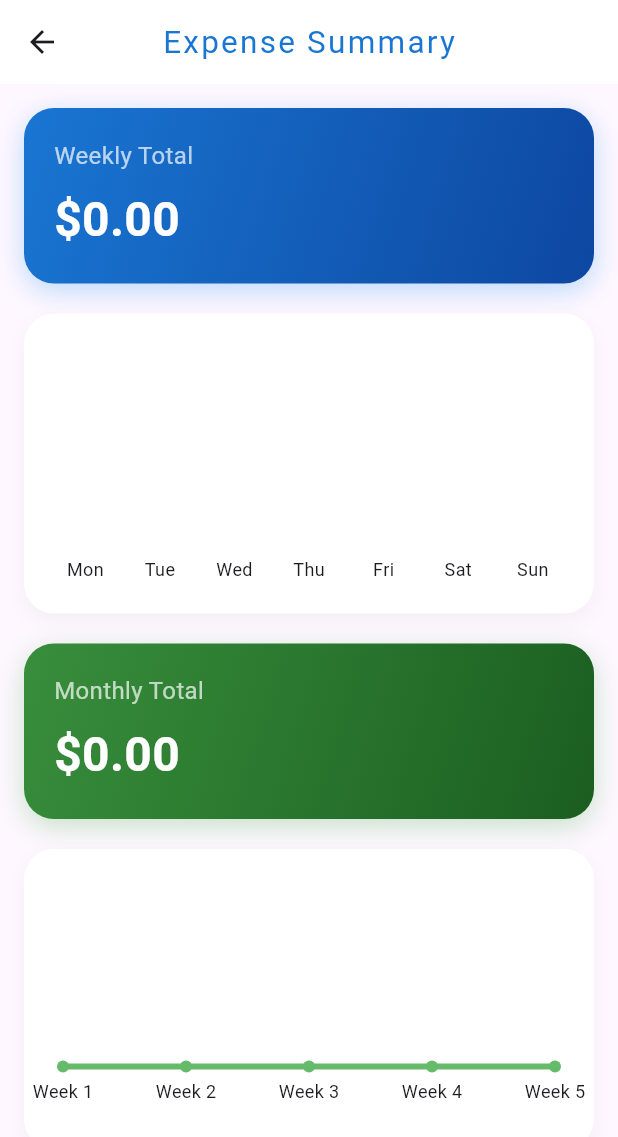
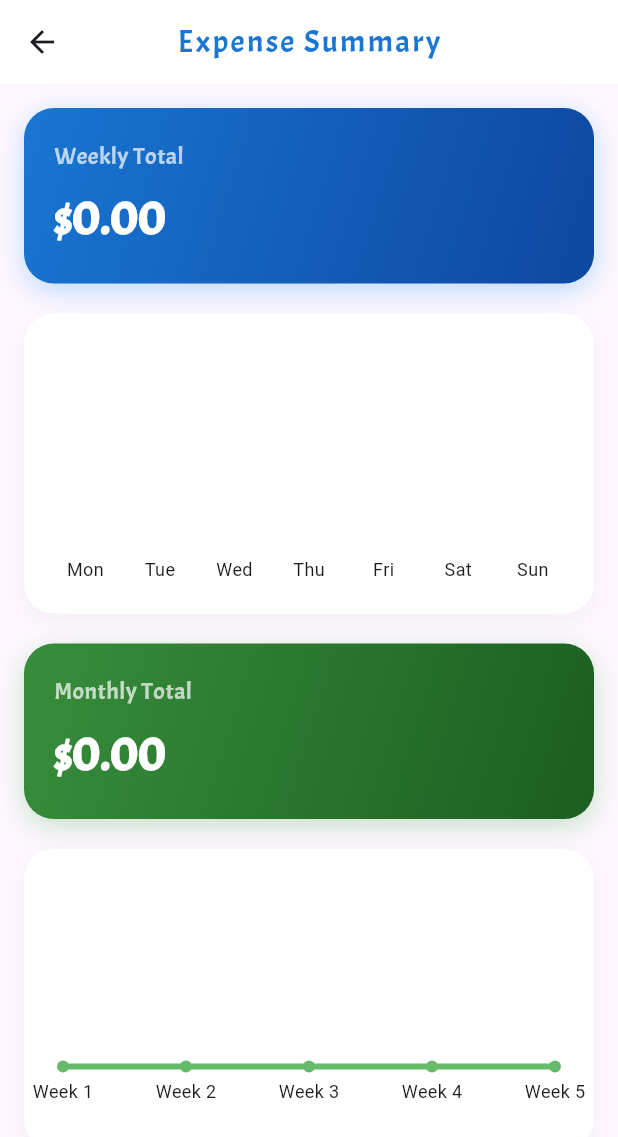
Before and after one commit to 1Muhammed-Shibili/My-Money, a Flutter app: the screen it shows after launch, after a tap on the "bar chart" icon, on a phone screen of 412 x 824 dp. Shown: the top 1137 px of the screen. Run offline on Flutter 3.47's test engine with Material 3 defaults, Android fonts, the phone set to English and light mode, and no system bars; drawn by our look-alikes of fl_chart; our stand-ins replace flutter_local_notifications, get, hive, hive_flutter, permission_handler, timezone; missing offline and left inert: workmanager; accounts and stored records are empty; statements that could not run were skipped.

Commit message:
final push

```diff
--- a/lib/screens/home screen/home_screen.dart
+++ b/lib/screens/home screen/home_screen.dart
@@ -1,6 +1,5 @@
 import 'package:flutter/material.dart';
 import 'package:get/get.dart';
-import 'package:google_fonts/google_fonts.dart';
 import 'package:intl/intl.dart';
 import 'package:my_money/controller/expense_controller.dart';
 import 'package:my_money/screens/home%20screen/widgets/expense_card.dart';
@@ -18,9 +17,10 @@ class HomeScreen extends StatelessWidget {
         elevation: 0,
         centerTitle: true,
         backgroundColor: Colors.blue[700],
-        title: Text(
+        title: const Text(
           'My Money',
-          style: GoogleFonts.luckiestGuy(
+          style: TextStyle(
+            fontFamily: 'LuckiestGuy',
             color: Colors.white,
             fontSize: 28,
             letterSpacing: 1.5,
--- a/lib/screens/splash screen/splash_screen.dart
+++ b/lib/screens/splash screen/splash_screen.dart
@@ -1,6 +1,5 @@
 import 'package:flutter/material.dart';
 import 'package:get/get.dart';
-import 'package:google_fonts/google_fonts.dart';
 import 'package:my_money/controller/splash_controller.dart';
 
 class SplashScreen extends StatelessWidget {
@@ -12,19 +11,22 @@ class SplashScreen extends StatelessWidget {
 
     return Scaffold(
       backgroundColor: Colors.blue[700],
-      body: Center(
+      body: const Center(
         child: Column(
           mainAxisAlignment: MainAxisAlignment.center,
           children: [
             Text(
-              style:
-                  GoogleFonts.dancingScript(fontSize: 85, color: Colors.white),
+              style: TextStyle(
+                  fontSize: 85,
+                  color: Colors.white,
+                  fontFamily: 'DancingScript'),
               r"$",
             ),
-            const SizedBox(height: 20),
+            SizedBox(height: 20),
             Text(
               'My Money',
-              style: GoogleFonts.luckiestGuy(
+              style: TextStyle(
+                fontFamily: 'LuckiestGuy',
                 fontSize: 48,
                 fontWeight: FontWeight.w500,
                 color: Colors.white,
--- a/lib/screens/summary screen/summary_screen.dart
+++ b/lib/screens/summary screen/summary_screen.dart
@@ -1,6 +1,5 @@
 import 'package:flutter/material.dart';
 import 'package:get/get.dart';
-import 'package:google_fonts/google_fonts.dart';
 import 'package:my_money/controller/expense_controller.dart';
 import 'package:my_money/model/expense.dart';
 import 'package:my_money/screens/summary%20screen/widgets/monthly_card.dart';
@@ -43,7 +42,8 @@ class SummaryScreen extends StatelessWidget {
         centerTitle: true,
         title: Text(
           'Expense Summary',
-          style: GoogleFonts.acme(
+          style: TextStyle(
+            fontFamily: 'Acme',
             color: Colors.blue[700],
             fontSize: 21,
             letterSpacing: 1.5,
--- a/lib/screens/summary screen/widgets/monthly_card.dart
+++ b/lib/screens/summary screen/widgets/monthly_card.dart
@@ -1,5 +1,4 @@
 import 'package:flutter/material.dart';
-import 'package:google_fonts/google_fonts.dart';
 import 'package:intl/intl.dart';
 
 Widget buildMonthlyCard(List<double> monthlyData) {
@@ -26,9 +25,10 @@ Widget buildMonthlyCard(List<double> monthlyData) {
     child: Column(
       crossAxisAlignment: CrossAxisAlignment.start,
       children: [
-        Text(
+        const Text(
           'Monthly Total',
-          style: GoogleFonts.acme(
+          style: TextStyle(
+            fontFamily: 'Acme',
             color: Colors.white70,
             fontSize: 16,
           ),
@@ -36,7 +36,8 @@ Widget buildMonthlyCard(List<double> monthlyData) {
         const SizedBox(height: 8),
         Text(
           '\$${NumberFormat('#,##0.00').format(total)}',
-          style: GoogleFonts.acme(
+          style: const TextStyle(
+            fontFamily: 'Acme',
             color: Colors.white,
             fontSize: 32,
             fontWeight: FontWeight.bold,
--- a/lib/screens/summary screen/widgets/weekly_card.dart
+++ b/lib/screens/summary screen/widgets/weekly_card.dart
@@ -1,5 +1,4 @@
 import 'package:flutter/material.dart';
-import 'package:google_fonts/google_fonts.dart';
 import 'package:intl/intl.dart';
 
 Widget buildWeeklyCard(List<double> weeklyData) {
@@ -26,9 +25,10 @@ Widget buildWeeklyCard(List<double> weeklyData) {
     child: Column(
       crossAxisAlignment: CrossAxisAlignment.start,
       children: [
-        Text(
+        const Text(
           'Weekly Total',
-          style: GoogleFonts.acme(
+          style: TextStyle(
+            fontFamily: 'Acme',
             color: Colors.white70,
             fontSize: 16,
           ),
@@ -36,7 +36,8 @@ Widget buildWeeklyCard(List<double> weeklyData) {
         const SizedBox(height: 8),
         Text(
           '\$${NumberFormat('#,##0.00').format(total)}',
-          style: GoogleFonts.acme(
+          style: const TextStyle(
+            fontFamily: 'Acme',
             color: Colors.white,
             fontSize: 32,
             fontWeight: FontWeight.bold,
```
Also changed, not shown: pubspec.yaml (+12 -2 lines), assets/google_fonts/Acme-Regular.ttf (added), assets/google_fonts/DancingScript-Regular.ttf (added), assets/google_fonts/LuckiestGuy-Regular.ttf (added), pubspec.lock, 1 other file.
